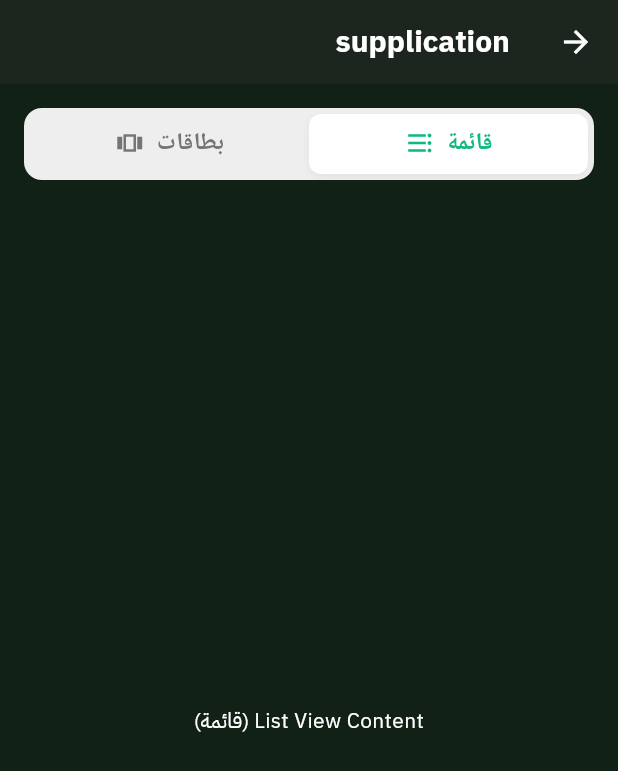
After one commit to 3DPixels/project_azkar, a Flutter app: the Supplications screen opened directly, on a phone screen of 412 x 824 dp. The commit adds this screen. Shown: the top 771 px of the screen. Run offline on Flutter 3.47's test engine with Material 3 defaults, Android fonts, the phone set to English and light mode, and no system bars; our stand-ins replace equatable, flutter_bloc, shared_preferences; accounts and stored records are empty; Roboto replaces fonts that are missing (Cairo).

Commit message:
- Added a supplications page with tab bar view

```diff
--- a/lib/pages/home/home_azkar_grid.dart
+++ b/lib/pages/home/home_azkar_grid.dart
@@ -1,4 +1,5 @@
 import 'package:flutter/material.dart';
+import 'package:project_azkar/pages/supplications/view.dart';
 
 class CardPalette {
   final Color iconColor;
@@ -88,6 +89,12 @@ class HomeAzkarGrid extends StatelessWidget {
           title: card['title'],
           subtitle: card['subtitle'],
           icon: card['icon'],
+          onTap: () {
+            Navigator.push(
+              context,
+              MaterialPageRoute(builder: (context) => Supplications()),
+            );
+          },
         );
       },
     );
@@ -99,6 +106,7 @@ class DynamicGlowCard extends StatelessWidget {
   final String title;
   final String subtitle;
   final IconData icon;
+  final VoidCallback? onTap;
 
   const DynamicGlowCard({
     super.key,
@@ -106,11 +114,14 @@ class DynamicGlowCard extends StatelessWidget {
     required this.title,
     required this.subtitle,
     required this.icon,
+    required this.onTap,
   });
 
   @override
   Widget build(BuildContext context) {
-    return Container(
+    return GestureDetector(
+      onTap: onTap,
+      child: Container(
         padding: EdgeInsets.all(12),
         decoration: BoxDecoration(
           borderRadius: BorderRadius.circular(16),
@@ -150,6 +161,7 @@ class DynamicGlowCard extends StatelessWidget {
             ),
           ],
         ),
+      ),
     );
   }
 }
--- /dev/null
+++ b/lib/pages/supplications/view.dart
@@ -0,0 +1,102 @@
+import 'package:flutter/material.dart';
+
+class Supplications extends StatelessWidget {
+  const Supplications({super.key});
+
+  @override
+  Widget build(BuildContext context) {
+    return Scaffold(
+      appBar: AppBar(title: Text('supplication')),
+      body: ViewToggleExample(),
+    );
+  }
+}
+
+class ViewToggleExample extends StatelessWidget {
+  const ViewToggleExample({super.key});
+
+  @override
+  Widget build(BuildContext context) {
+    return DefaultTabController(
+      length: 2,
+      // The initialIndex dictates which view starts active
+      initialIndex: 0,
+      child: Column(
+        children: [
+          Padding(
+            padding: const EdgeInsets.all(16.0),
+            child: Container(
+              height: 48,
+              decoration: BoxDecoration(
+                color: Colors.grey.shade200, // The light grey background
+                borderRadius: BorderRadius.circular(12),
+              ),
+              child: Padding(
+                padding: const EdgeInsets.all(
+                  4.0,
+                ), // Padding around the white pill
+                child: TabBar(
+                  indicatorSize: TabBarIndicatorSize.tab,
+                  dividerColor: Colors
+                      .transparent, // Removes the default Material 3 bottom line
+                  splashBorderRadius: BorderRadius.circular(8),
+                  // This is the white sliding pill
+                  indicator: BoxDecoration(
+                    borderRadius: BorderRadius.circular(8),
+                    color: Colors.white,
+                    boxShadow: [
+                      BoxShadow(
+                        color: Colors.black.withOpacity(0.05),
+                        blurRadius: 4,
+                        offset: const Offset(0, 2),
+                      ),
+                    ],
+                  ),
+                  labelColor: const Color(0xFF10b981), // The active green color
+                  unselectedLabelColor:
+                      Colors.grey.shade600, // The inactive grey color
+                  labelStyle: const TextStyle(
+                    fontWeight: FontWeight.bold,
+                    fontFamily: 'Cairo',
+                  ), // Use your Arabic font here
+                  tabs: const [
+                    Tab(
+                      child: Row(
+                        mainAxisAlignment: MainAxisAlignment.center,
+                        children: [
+                          Text('قائمة'),
+                          SizedBox(width: 8),
+                          Icon(Icons.format_list_bulleted, size: 20),
+                        ],
+                      ),
+                    ),
+                    Tab(
+                      child: Row(
+                        mainAxisAlignment: MainAxisAlignment.center,
+                        children: [
+                          Text('بطاقات'),
+                          SizedBox(width: 8),
+                          Icon(Icons.view_carousel_outlined, size: 20),
+                        ],
+                      ),
+                    ),
+                  ],
+                ),
+              ),
+            ),
+          ),
+
+          // The actual content views
+          const Expanded(
+            child: TabBarView(
+              children: [
+                Center(child: Text('List View Content (قائمة)')),
+                Center(child: Text('Card View Content (بطاقات)')),
+              ],
+            ),
+          ),
+        ],
+      ),
+    );
+  }
+}
```
Lines whose indentation alone changed are shown as unchanged.
